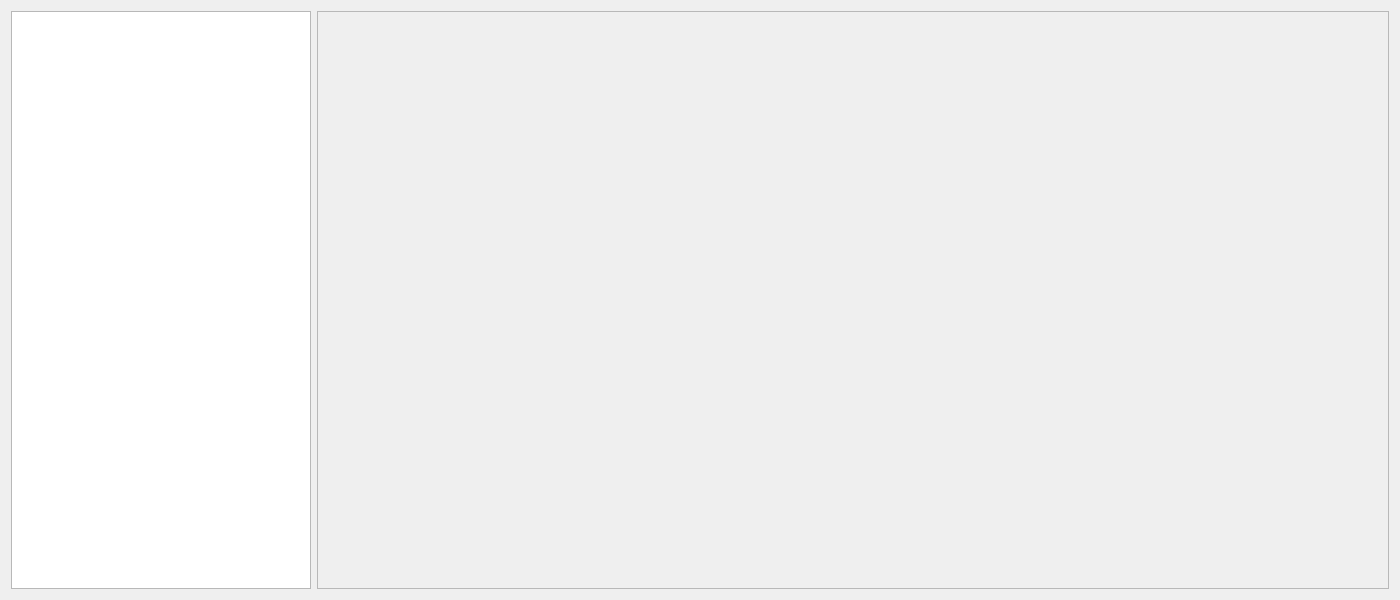
Above: documents_dialog_base.ui from goncazevedo/timeline_plugin before the change. Below: the same form after it.
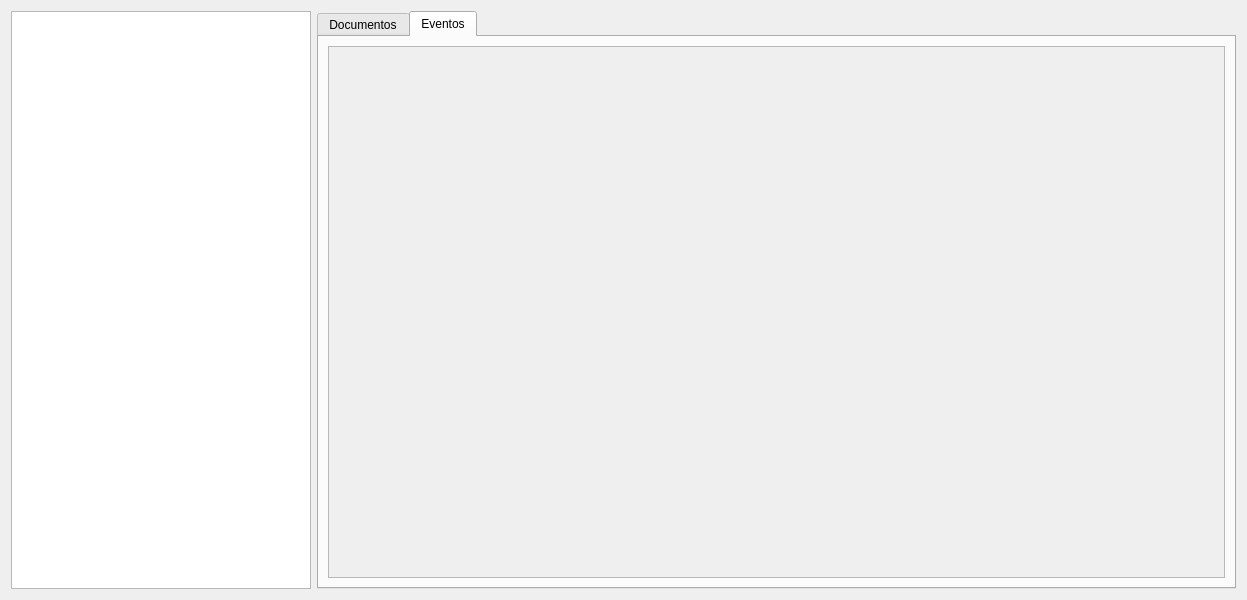
That is the form after the change.

What changed in the file:
```diff
--- a/documents_dialog_base.ui
+++ b/documents_dialog_base.ui
@@ -6,7 +6,7 @@
    <rect>
     <x>0</x>
     <y>0</y>
-    <width>1400</width>
+    <width>1247</width>
     <height>600</height>
    </rect>
   </property>
@@ -37,17 +37,30 @@
     </widget>
    </item>
    <item>
-    <widget class="QScrollArea" name="scrollArea">
+    <widget class="QTabWidget" name="tabWidget">
+     <property name="layoutDirection">
+      <enum>Qt::LeftToRight</enum>
+     </property>
+     <property name="currentIndex">
+      <number>1</number>
+     </property>
+     <widget class="QWidget" name="documents">
+      <attribute name="title">
+       <string>Documentos</string>
+      </attribute>
+      <layout class="QHBoxLayout" name="horizontalLayout">
+       <item>
+        <widget class="QScrollArea" name="scrollAreaDocs">
      <property name="widgetResizable">
       <bool>true</bool>
      </property>
-     <widget class="QWidget" name="scrollTimenline">
+         <widget class="QWidget" name="scrollAreaWidgetContents_2">
       <property name="geometry">
        <rect>
         <x>0</x>
         <y>0</y>
-        <width>1069</width>
-        <height>576</height>
+            <width>888</width>
+            <height>525</height>
        </rect>
       </property>
      </widget>
@@ -55,6 +68,38 @@
    </item>
   </layout>
  </widget>
+     <widget class="QWidget" name="events">
+      <attribute name="title">
+       <string>Eventos</string>
+      </attribute>
+      <layout class="QHBoxLayout" name="horizontalLayout_3">
+       <item>
+        <widget class="QScrollArea" name="scrollAreaEvents">
+         <property name="widgetResizable">
+          <bool>true</bool>
+         </property>
+         <widget class="QWidget" name="scrollAreaWidgetContents_3">
+          <property name="geometry">
+           <rect>
+            <x>0</x>
+            <y>0</y>
+            <width>888</width>
+            <height>525</height>
+           </rect>
+          </property>
+         </widget>
+        </widget>
+       </item>
+      </layout>
+     </widget>
+    </widget>
+   </item>
+  </layout>
+ </widget>
+ <tabstops>
+  <tabstop>listWidget</tabstop>
+  <tabstop>tabWidget</tabstop>
+ </tabstops>
  <resources/>
  <connections/>
 </ui>
```
Lines whose indentation alone changed are shown as unchanged.
